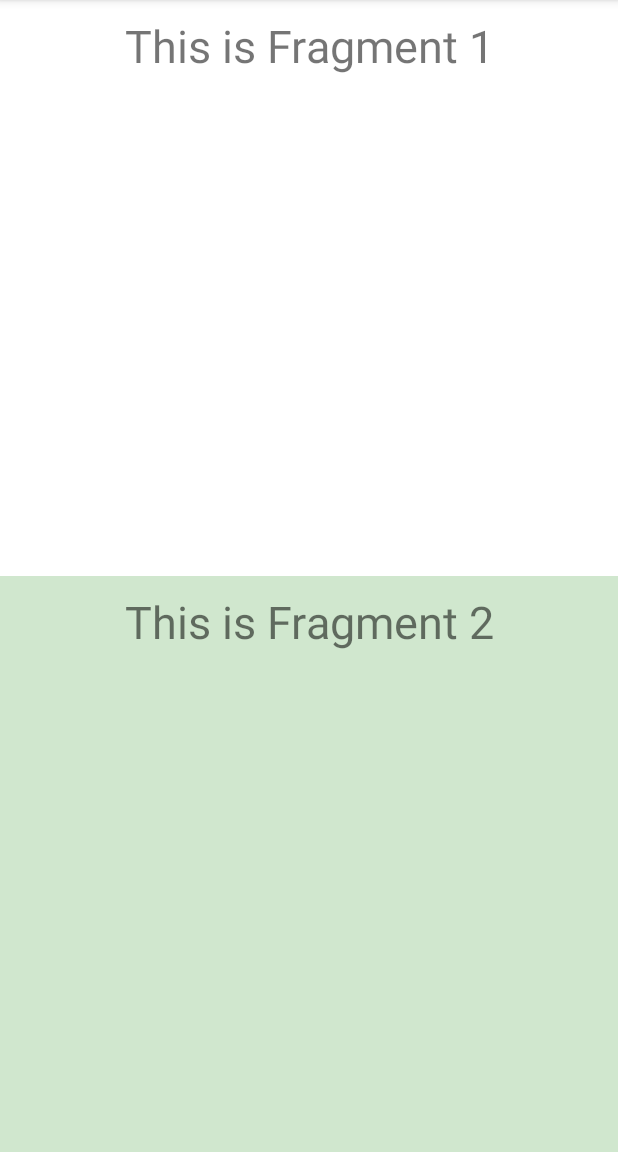
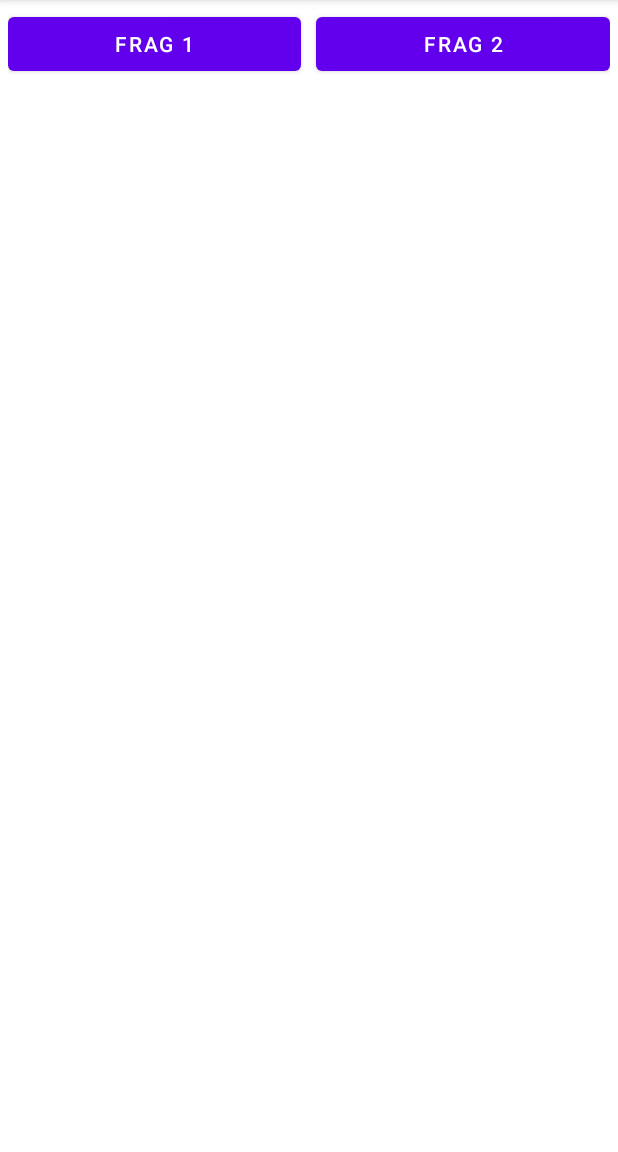
Before and after one commit to San0330/MP80, an Android app: the screen it shows after launch (MainActivity), on a phone screen of 412 x 824 dp, the part 84-1236 px from its top. Run offline under Robolectric (Android 15) with nearby library versions, the phone set to English and light mode, and no system bars.

Commit message:
add dynamic fragments, that switch when button clicked

```diff
--- a/app/src/main/java/com/example/mobileprogramming/MainActivity.java
+++ b/app/src/main/java/com/example/mobileprogramming/MainActivity.java
@@ -1,6 +1,8 @@
 package com.example.mobileprogramming;
 
 import android.os.Bundle;
+import android.view.View;
+import android.widget.Button;
 
 import androidx.activity.EdgeToEdge;
 import androidx.annotation.Nullable;
@@ -8,6 +10,9 @@ import androidx.appcompat.app.AppCompatActivity;
 import androidx.core.graphics.Insets;
 import androidx.core.view.ViewCompat;
 import androidx.core.view.WindowInsetsCompat;
+import androidx.fragment.app.Fragment;
+import androidx.fragment.app.FragmentManager;
+import androidx.fragment.app.FragmentTransaction;
 
 public class MainActivity extends AppCompatActivity {
     @Override
@@ -30,5 +35,31 @@ public class MainActivity extends AppCompatActivity {
 
         //- Insets represent the areas of the screen occupied by system UI
         //- elements like the status bar, navigation bar, and gesture insets.
+
+        Button btnFragmentOne = findViewById(R.id.frag1Btn);
+        Button btnFragmentTwo = findViewById(R.id.frag2Btn);
+        Fragment fragment1 = new Fragment1();
+        Fragment fragment2 = new Fragment2();
+        FragmentManager fragmentManager = getSupportFragmentManager();
+
+        btnFragmentOne.setOnClickListener(new View.OnClickListener() {
+            @Override
+            public void onClick(View v) {
+                FragmentTransaction fragmentTransaction = fragmentManager.beginTransaction();
+                fragmentTransaction.replace(R.id.frameLayout, fragment1);
+                fragmentTransaction.addToBackStack(null);
+                fragmentTransaction.commit();
+            }
+        });
+
+        btnFragmentTwo.setOnClickListener(new View.OnClickListener() {
+            @Override
+            public void onClick(View v) {
+                FragmentTransaction fragmentTransaction = fragmentManager.beginTransaction();
+                fragmentTransaction.replace(R.id.frameLayout, fragment2);
+                fragmentTransaction.addToBackStack(null);
+                fragmentTransaction.commit();
+            }
+        });
     }
 }
--- a/app/src/main/res/layout/activity_main.xml
+++ b/app/src/main/res/layout/activity_main.xml
@@ -6,20 +6,37 @@
     android:layout_width="match_parent"
     android:layout_height="match_parent">
 
-    <fragment
-        android:id="@+id/fragment1"
+    <LinearLayout
+        android:layout_width="match_parent"
+        android:layout_height="wrap_content"
+        android:orientation="horizontal"
+        android:padding="5dp"
+        android:weightSum="2"
+        >
+
+        <Button
+            android:id="@+id/frag1Btn"
+            android:layout_width="wrap_content"
+            android:layout_height="wrap_content"
+            android:layout_marginEnd="10dp"
+            android:layout_weight="1"
+            android:text="Frag 1"
+            />
+
+        <Button
+            android:id="@+id/frag2Btn"
+            android:layout_width="wrap_content"
+            android:layout_height="wrap_content"
+            android:layout_weight="1"
+            android:text="Frag 2"
+            />
+    </LinearLayout>
+
+    <FrameLayout
         android:layout_width="match_parent"
         android:layout_height="match_parent"
-        android:name="com.example.mobileprogramming.Fragment1"
-        android:layout_weight="1"
-        />
-
-    <fragment
-        android:id="@+id/fragment2"
-        android:layout_width="match_parent"
-        android:layout_height="match_parent"
-        android:name="com.example.mobileprogramming.Fragment2"
-        android:layout_weight="1"
+        android:id="@+id/frameLayout"
+        android:layout_marginTop="10dp"
         />
 
 </LinearLayout>
```
